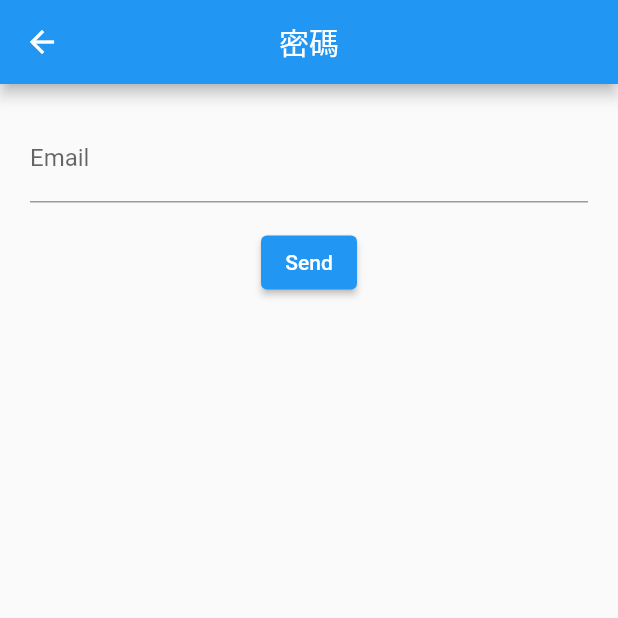
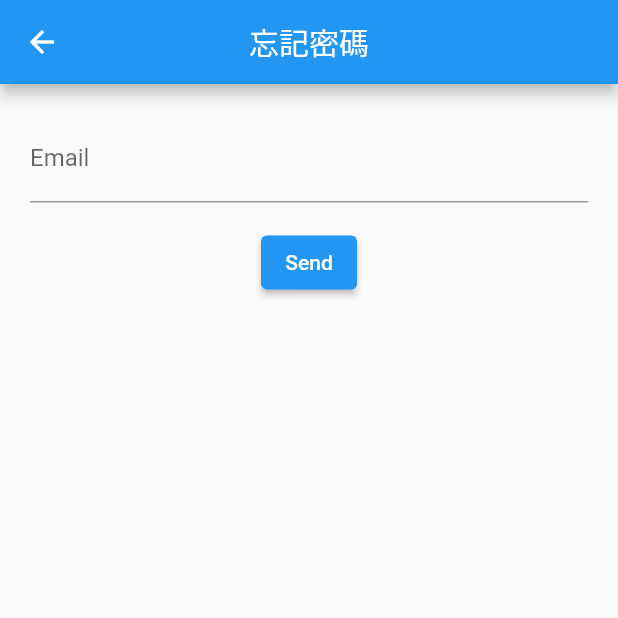
Before and after one commit to timmy61109/Interview-flutter-implement, a Flutter app: the ForgotPasswordPage screen opened by its route, on a phone screen of 412 x 824 dp, the top half of it. Run offline on Flutter 3.47's test engine with Material 2 defaults, Android fonts, the phone set to English and light mode, and no system bars; our stand-ins replace graphql_flutter, sqflite; missing offline and left inert: connectivity_plus_web; accounts and stored records are empty.

```diff
--- a/lib/main.dart
+++ b/lib/main.dart
@@ -280,7 +280,7 @@ class _ForgotPasswordPageState extends State<ForgotPasswordPage> {
     // TODO: implement build
     return Scaffold(
       appBar: AppBar(
-        title: Text('密碼'),
+        title: Text('忘記密碼'),
         centerTitle: true,
       ),
       body: Container(
```
